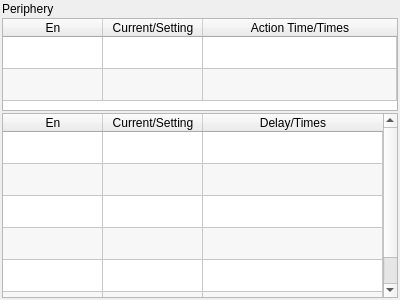
GaussCheng/2-5AxisPunch, file hcinstruction/icperipherypage.ui: the form before one commit.
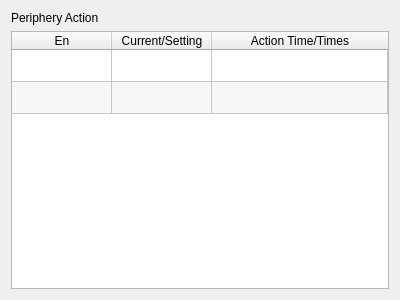
The form after the commit. Icons and pictures are not drawn.

Patch:
```diff
--- a/hcinstruction/icperipherypage.ui
+++ b/hcinstruction/icperipherypage.ui
@@ -14,27 +14,15 @@
    <string>Form</string>
   </property>
   <layout class="QVBoxLayout" name="verticalLayout">
-   <property name="spacing">
-    <number>2</number>
-   </property>
-   <property name="margin">
-    <number>2</number>
-   </property>
    <item>
     <widget class="QLabel" name="label">
      <property name="text">
-      <string>Periphery</string>
+      <string>Periphery Action</string>
      </property>
     </widget>
    </item>
    <item>
     <widget class="QTableWidget" name="actionWidget">
-     <property name="maximumSize">
-      <size>
-       <width>16777215</width>
-       <height>100</height>
-      </size>
-     </property>
      <property name="styleSheet">
       <string notr="true">::item{
 height: 33px;
@@ -181,242 +169,6 @@
      </item>
     </widget>
    </item>
-   <item>
-    <widget class="QTableWidget" name="tableWidget">
-     <property name="styleSheet">
-      <string notr="true">::item{
-height: 33px;
-}
-
-::item::QCheckBox{
-	spacing: 24px;
-}
-
-::indicator {
-     width: 32px;
-     height: 32px;
- }
-
-::indicator:unchecked 
-{
-     image: url(:/resource/check_unchecked.png);
- }
-::indicator:checked 
-{
-     image: url(:/resource/check_checked.png);
- }
-
-QRadioButton::indicator:checked:disabled
-{
- image: url(:/resource/check_checked_disable.png);
-}
-
-QRadioButton::indicator:unchecked:disabled
-{
- image: url(:/resource/check_unchecked_disable.png);
-}
-
-
-
-</string>
-     </property>
-     <property name="editTriggers">
-      <set>QAbstractItemView::NoEditTriggers</set>
-     </property>
-     <property name="showDropIndicator" stdset="0">
-      <bool>false</bool>
-     </property>
-     <property name="alternatingRowColors">
-      <bool>true</bool>
-     </property>
-     <property name="selectionMode">
-      <enum>QAbstractItemView::NoSelection</enum>
-     </property>
-     <property name="selectionBehavior">
-      <enum>QAbstractItemView::SelectRows</enum>
-     </property>
-     <property name="showGrid">
-      <bool>true</bool>
-     </property>
-     <property name="gridStyle">
-      <enum>Qt::SolidLine</enum>
-     </property>
-     <property name="wordWrap">
-      <bool>true</bool>
-     </property>
-     <property name="cornerButtonEnabled">
-      <bool>false</bool>
-     </property>
-     <attribute name="horizontalHeaderMinimumSectionSize">
-      <number>48</number>
-     </attribute>
-     <attribute name="horizontalHeaderStretchLastSection">
-      <bool>true</bool>
-     </attribute>
-     <attribute name="verticalHeaderVisible">
-      <bool>false</bool>
-     </attribute>
-     <attribute name="verticalHeaderDefaultSectionSize">
-      <number>32</number>
-     </attribute>
-     <attribute name="verticalHeaderMinimumSectionSize">
-      <number>32</number>
-     </attribute>
-     <attribute name="verticalHeaderStretchLastSection">
-      <bool>false</bool>
-     </attribute>
-     <row>
-      <property name="text">
-       <string>Reserve1</string>
-      </property>
-     </row>
-     <row>
-      <property name="text">
-       <string>Reserve2</string>
-      </property>
-     </row>
-     <row>
-      <property name="text">
-       <string>Reserve3</string>
-      </property>
-     </row>
-     <row>
-      <property name="text">
-       <string>Reserve4</string>
-      </property>
-     </row>
-     <row>
-      <property name="text">
-       <string>Reserve5</string>
-      </property>
-     </row>
-     <row>
-      <property name="text">
-       <string>Reserve6</string>
-      </property>
-     </row>
-     <column>
-      <property name="text">
-       <string>En</string>
-      </property>
-      <property name="textAlignment">
-       <set>AlignHCenter|AlignVCenter|AlignCenter</set>
-      </property>
-     </column>
-     <column>
-      <property name="text">
-       <string>Current/Setting</string>
-      </property>
-     </column>
-     <column>
-      <property name="text">
-       <string>Delay/Times</string>
-      </property>
-     </column>
-     <item row="0" column="0">
-      <property name="text">
-       <string/>
-      </property>
-      <property name="checkState">
-       <enum>Unchecked</enum>
-      </property>
-     </item>
-     <item row="0" column="1">
-      <property name="text">
-       <string/>
-      </property>
-      <property name="icon">
-       <iconset resource="../resource.qrc">
-        <normaloff>:/resource/ledgray(16).png</normaloff>:/resource/ledgray(16).png</iconset>
-      </property>
-     </item>
-     <item row="1" column="0">
-      <property name="text">
-       <string/>
-      </property>
-      <property name="checkState">
-       <enum>Unchecked</enum>
-      </property>
-     </item>
-     <item row="1" column="1">
-      <property name="text">
-       <string/>
-      </property>
-      <property name="icon">
-       <iconset resource="../resource.qrc">
-        <normaloff>:/resource/ledgray(16).png</normaloff>:/resource/ledgray(16).png</iconset>
-      </property>
-     </item>
-     <item row="2" column="0">
-      <property name="text">
-       <string/>
-      </property>
-      <property name="checkState">
-       <enum>Unchecked</enum>
-      </property>
-     </item>
-     <item row="2" column="1">
-      <property name="text">
-       <string/>
-      </property>
-      <property name="icon">
-       <iconset resource="../resource.qrc">
-        <normaloff>:/resource/ledgray(16).png</normaloff>:/resource/ledgray(16).png</iconset>
-      </property>
-     </item>
-     <item row="3" column="0">
-      <property name="text">
-       <string/>
-      </property>
-      <property name="checkState">
-       <enum>Unchecked</enum>
-      </property>
-     </item>
-     <item row="3" column="1">
-      <property name="text">
-       <string/>
-      </property>
-      <property name="icon">
-       <iconset resource="../resource.qrc">
-        <normaloff>:/resource/ledgray(16).png</normaloff>:/resource/ledgray(16).png</iconset>
-      </property>
-     </item>
-     <item row="4" column="0">
-      <property name="text">
-       <string/>
-      </property>
-      <property name="checkState">
-       <enum>Unchecked</enum>
-      </property>
-     </item>
-     <item row="4" column="1">
-      <property name="text">
-       <string/>
-      </property>
-      <property name="icon">
-       <iconset resource="../resource.qrc">
-        <normaloff>:/resource/ledgray(16).png</normaloff>:/resource/ledgray(16).png</iconset>
-      </property>
-     </item>
-     <item row="5" column="0">
-      <property name="text">
-       <string/>
-      </property>
-      <property name="checkState">
-       <enum>Unchecked</enum>
-      </property>
-     </item>
-     <item row="5" column="1">
-      <property name="text">
-       <string/>
-      </property>
-      <property name="icon">
-       <iconset resource="../resource.qrc">
-        <normaloff>:/resource/ledgray(16).png</normaloff>:/resource/ledgray(16).png</iconset>
-      </property>
-     </item>
-    </widget>
-   </item>
   </layout>
  </widget>
  <resources>
```
